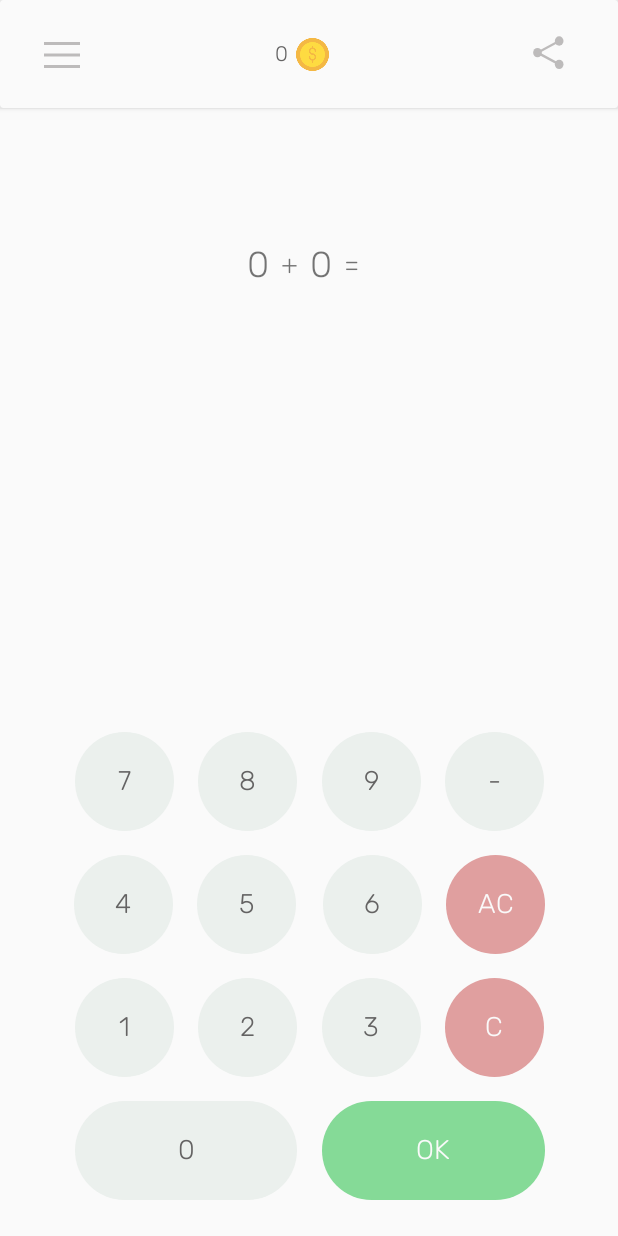
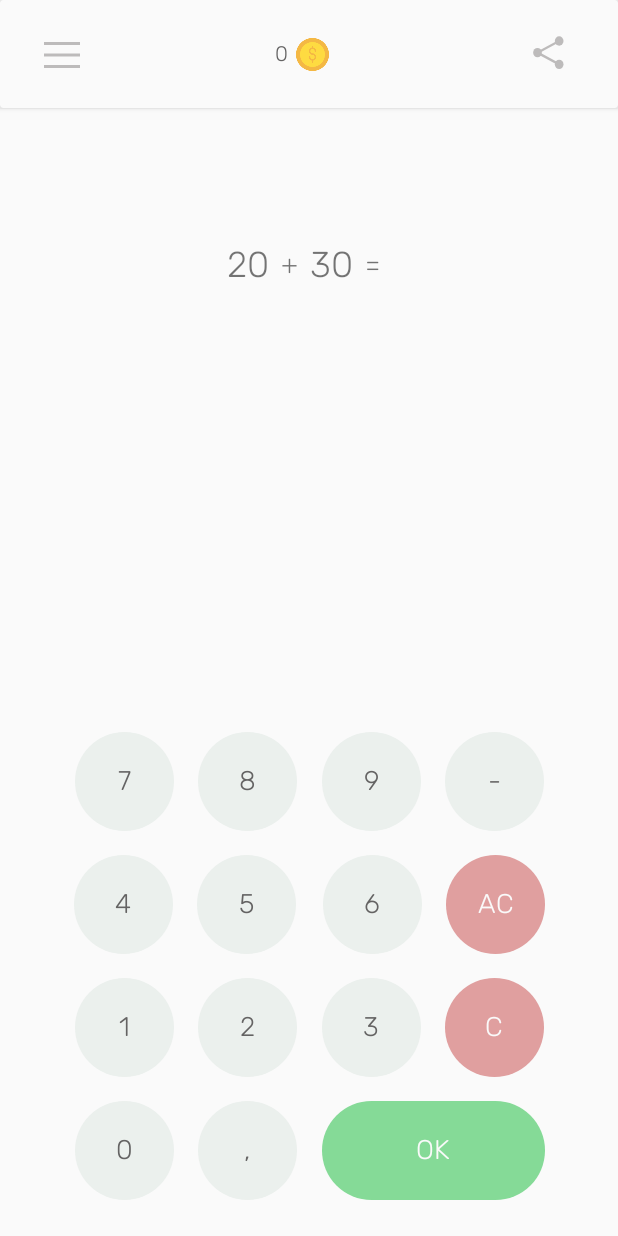
Before and after one commit to sportProger/MPT, an Android app: the MainActivity screen opened directly, with no data from a screen before it, on a phone screen of 412 x 824 dp. Run offline under Robolectric (Android 15) with nearby library versions, the light colour scheme and no system bars; libraries missing offline, so code that uses them is left out: com.yandex.mobile.

Commit message:
Add Decimals Fraction

```diff
--- a/app/src/main/java/com/sportproger/mpt/general/Conf.kt
+++ b/app/src/main/java/com/sportproger/mpt/general/Conf.kt
@@ -21,7 +21,7 @@
     const val THREE_DIGIT_RU = "Трехзначные" // Трехзначные
 
     const val INTEGERS = "INTEGERS" // Натуральные числа
-    const val INTEGERS_RU = "Натуральные числа" // Натуральные числа
+    const val INTEGERS_RU = "Целые числа" // Натуральные числа
 
     const val MODULES = "MODULE"
     const val MODULES_RU = "Модули"
--- a/app/src/main/res/layout/activity_main.xml
+++ b/app/src/main/res/layout/activity_main.xml
@@ -250,14 +250,14 @@
             <Button
                 android:id="@+id/zero"
                 style="@style/clac_button_style"
-                android:layout_width="0dp"
-                android:layout_height="0dp"
+                android:layout_width="66dp"
+                android:layout_height="66dp"
                 android:layout_marginTop="16dp"
                 android:background="@drawable/button_calc_selector"
                 android:onClick="onClickCalcButton"
                 android:text="@string/zero"
                 app:layout_constraintBottom_toBottomOf="@+id/equals"
-                app:layout_constraintEnd_toEndOf="@+id/two"
+                app:layout_constraintEnd_toEndOf="@+id/one"
                 app:layout_constraintStart_toStartOf="@+id/one"
                 app:layout_constraintTop_toBottomOf="@+id/one" />
 
@@ -272,6 +272,19 @@
                 app:layout_constraintEnd_toEndOf="parent"
                 app:layout_constraintStart_toStartOf="@+id/three"
                 app:layout_constraintTop_toBottomOf="@+id/clear" />
+
+            <Button
+                android:id="@+id/comma"
+                style="@style/clac_button_style"
+                android:layout_width="66dp"
+                android:layout_height="66dp"
+                android:layout_marginTop="16dp"
+                android:background="@drawable/button_calc_selector"
+                android:text="@string/comma"
+                app:layout_constraintBottom_toBottomOf="parent"
+                app:layout_constraintEnd_toStartOf="@+id/equals"
+                app:layout_constraintStart_toEndOf="@+id/zero"
+                app:layout_constraintTop_toBottomOf="@+id/two" />
 
         </androidx.constraintlayout.widget.ConstraintLayout>
 
@@ -445,7 +458,7 @@
         </androidx.constraintlayout.widget.ConstraintLayout>
 
         <androidx.constraintlayout.widget.ConstraintLayout
-            android:id="@+id/constraintFraction"
+            android:id="@+id/constraintCommonFraction"
             android:layout_width="wrap_content"
             android:layout_height="wrap_content"
             android:layout_marginStart="24dp"
@@ -1128,6 +1141,73 @@
                 app:layout_constraintTop_toTopOf="@+id/textView22" />
         </androidx.constraintlayout.widget.ConstraintLayout>
 
+        <androidx.constraintlayout.widget.ConstraintLayout
+            android:id="@+id/constraintDecimalsFraction"
+            android:layout_width="wrap_content"
+            android:layout_height="wrap_content"
+            android:layout_marginStart="24dp"
+            android:layout_marginTop="16dp"
+            android:layout_marginEnd="24dp"
+            android:visibility="gone"
+            app:layout_constraintEnd_toEndOf="parent"
+            app:layout_constraintStart_toStartOf="parent"
+            app:layout_constraintTop_toBottomOf="@+id/tvTrueFalse">
+
+            <TextView
+                android:id="@+id/decimalsNumber1"
+                android:layout_width="wrap_content"
+                android:layout_height="wrap_content"
+                android:text="20.5"
+                android:textSize="24sp"
+                app:layout_constraintBottom_toBottomOf="parent"
+                app:layout_constraintStart_toStartOf="parent"
+                app:layout_constraintTop_toTopOf="parent" />
+
+            <TextView
+                android:id="@+id/decimalsSign"
+                android:layout_width="wrap_content"
+                android:layout_height="wrap_content"
+                android:layout_marginStart="8dp"
+                android:text="+"
+                android:textSize="24sp"
+                app:layout_constraintBottom_toBottomOf="parent"
+                app:layout_constraintStart_toEndOf="@+id/decimalsNumber1"
+                app:layout_constraintTop_toTopOf="parent" />
+
+            <TextView
+                android:id="@+id/decimalsNumber2"
+                android:layout_width="wrap_content"
+                android:layout_height="wrap_content"
+                android:layout_marginStart="8dp"
+                android:text="12.2"
+                android:textSize="24sp"
+                app:layout_constraintBottom_toBottomOf="parent"
+                app:layout_constraintStart_toEndOf="@+id/decimalsSign"
+                app:layout_constraintTop_toTopOf="parent" />
+
+            <TextView
+                android:id="@+id/textView44"
+                android:layout_width="wrap_content"
+                android:layout_height="wrap_content"
+                android:layout_marginStart="8dp"
+                android:text="="
+                android:textSize="24sp"
+                app:layout_constraintBottom_toBottomOf="parent"
+                app:layout_constraintStart_toEndOf="@+id/decimalsNumber2"
+                app:layout_constraintTop_toTopOf="parent" />
+
+            <TextView
+                android:id="@+id/decimalsResult"
+                android:layout_width="wrap_content"
+                android:layout_height="wrap_content"
+                android:layout_marginStart="8dp"
+                android:textSize="24sp"
+                app:layout_constraintBottom_toBottomOf="parent"
+                app:layout_constraintEnd_toEndOf="parent"
+                app:layout_constraintStart_toEndOf="@+id/textView44"
+                app:layout_constraintTop_toTopOf="parent" />
+        </androidx.constraintlayout.widget.ConstraintLayout>
+
     </androidx.constraintlayout.widget.ConstraintLayout>
 
     <androidx.constraintlayout.widget.ConstraintLayout
--- a/app/src/main/res/values/strings.xml
+++ b/app/src/main/res/values/strings.xml
@@ -36,6 +36,7 @@
     <string name="ctg">ctg</string>
     <string name="you_dont_enter">Вы ничего не ввели</string>
     <string name="you_dont_enter_number">Введите число</string>
+    <string name="incorrect_data_entered">Введены неверные данные</string>
     <string name="it_is_true">Верно</string>
     <string name="it_is_false">Неверно</string>
     <string name="log">log</string>
--- a/data/src/main/java/com/sportproger/data/database/Entity/FractionsExampleEntity.kt
+++ b/data/src/main/java/com/sportproger/data/database/Entity/FractionsExampleEntity.kt
@@ -6,11 +6,15 @@
 @Entity
 data class FractionsExampleEntity(
     @PrimaryKey(autoGenerate = true) val uid: Int?,
+    val type: String,
     val numerator1: Int,
     val denominator1: Int,
     val sign: String,
     val numerator2: Int,
     val denominator2: Int,
+    val number1: Float,
+    val number2: Float,
+    val floatResult: Float,
     val result: Int,
     val userAnswer: Int,
     val stateExample: Boolean
--- a/data/src/main/java/com/sportproger/data/storage/ExampleStorageImpl.kt
+++ b/data/src/main/java/com/sportproger/data/storage/ExampleStorageImpl.kt
@@ -70,7 +70,7 @@
                 denominator2 = fractionExample.denominator2,
                 result = fractionExample.result,
                 userAnswer = fractionExample.userAnswer,
-                stateExample = fractionExample.stateExample
+                stateExample = fractionExample.stateExample,
             ))
         }
     }
--- a/data/src/main/java/com/sportproger/data/storage/module/FractionExampleSaveDataStorage.kt
+++ b/data/src/main/java/com/sportproger/data/storage/module/FractionExampleSaveDataStorage.kt
@@ -6,6 +6,9 @@
     val sign: String,
     val numerator2: Int,
     val denominator2: Int,
+    val number1: Float,
+    val number2: Float,
+    val floatResult: Float,
     val result: Int,
     val userAnswer: Int,
     val stateExample: Boolean
--- a/domain/src/main/java/com/sportproger/domain/module/FractionExample.kt
+++ b/domain/src/main/java/com/sportproger/domain/module/FractionExample.kt
@@ -1,10 +1,14 @@
 package com.sportproger.domain.module
 
 data class FractionExample(
+    val type: String,
     val numerator1: Int,
     val denominator1: Int,
     val sign: String,
     val numerator2: Int,
     val denominator2: Int,
-    val result: Int
+    val number1: Float,
+    val number2: Float,
+    val result: Int,
+    val floatResult: Float
 )
--- a/domain/src/main/java/com/sportproger/domain/module/FractionExampleSaveData.kt
+++ b/domain/src/main/java/com/sportproger/domain/module/FractionExampleSaveData.kt
@@ -1,11 +1,15 @@
 package com.sportproger.domain.module
 
 data class FractionExampleSaveData (
+    val type: String,
     val numerator1: Int,
     val denominator1: Int,
     val sign: String,
     val numerator2: Int,
     val denominator2: Int,
+    val number1: Float,
+    val number2: Float,
+    val floatResult: Float,
     val result: Int,
     val userAnswer: Int,
     val stateExample: Boolean
```
Also changed, not shown: app/src/main/java/com/sportproger/mpt/presentation/MainActivity.kt (+44 -26 lines), app/src/main/java/com/sportproger/mpt/presentation/viewmodel/MainViewModel.kt (+27 -1 lines), data/src/main/java/com/sportproger/data/repository/UserRepositoryImpl.kt (+7 -0 lines).
